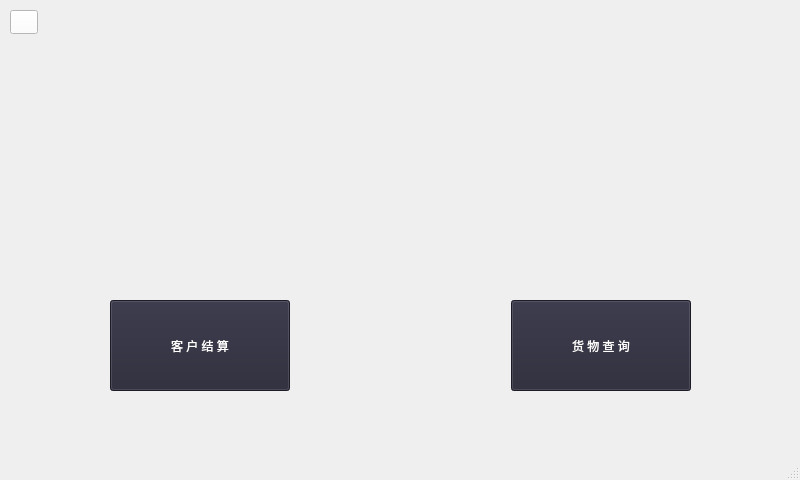
Before: the Qt Designer form staffwindow.ui in cbt-98/Supermarket-Management-System, drawn with Qt 5.
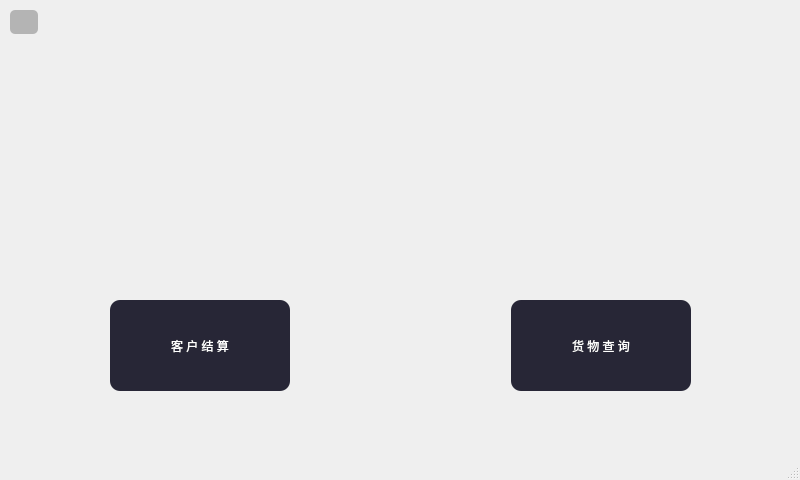
After: the same form once the commit is applied. Icons and pictures are not drawn.

The edit to the form file:
```diff
--- a/staffwindow.ui
+++ b/staffwindow.ui
@@ -24,7 +24,8 @@
      </rect>
     </property>
     <property name="styleSheet">
-     <string notr="true">background-color: rgb(255, 255, 255);</string>
+     <string notr="true">background-color: rgb(180, 180, 180);
+border-radius:5px;</string>
     </property>
     <property name="text">
      <string/>
@@ -61,7 +62,8 @@
        <property name="styleSheet">
         <string notr="true">font: 14pt &quot;黑体&quot;;
 color: rgb(255, 255, 255);
-background-color:rgb(39, 38, 54);</string>
+background-color:rgb(39, 38, 54);
+border-radius:10px;</string>
        </property>
        <property name="text">
         <string>客 户 结 算</string>
@@ -98,7 +100,8 @@
        <property name="styleSheet">
         <string notr="true">font: 14pt &quot;黑体&quot;;
 color: rgb(255, 255, 255);
-background-color:rgb(39, 38, 54);</string>
+background-color:rgb(39, 38, 54);
+border-radius:10px;</string>
        </property>
        <property name="text">
         <string>货 物 查 询</string>
```
